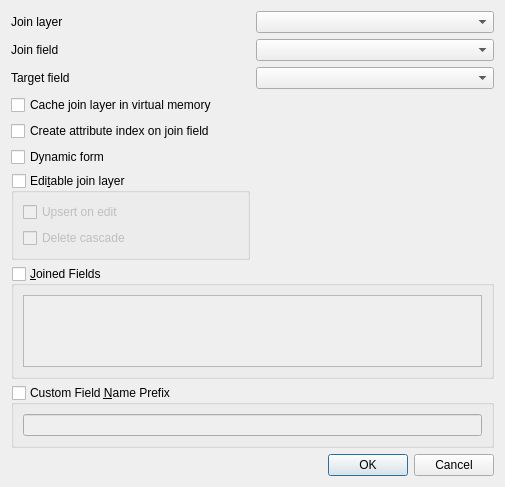
This is src/ui/qgsjoindialogbase.ui in qgis/QGIS as Qt 5 draws it before an edit. The edited form follows.
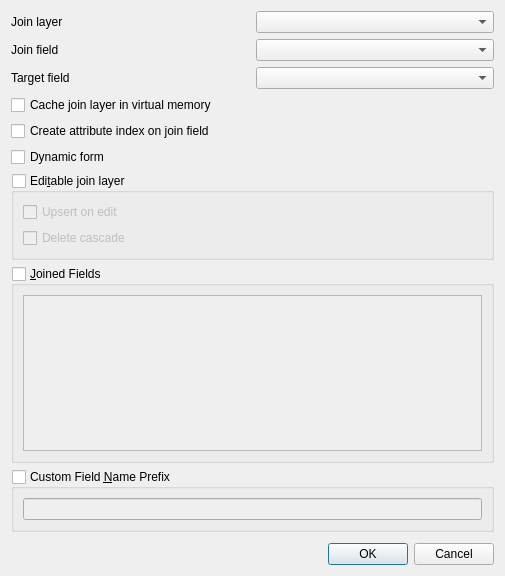
This is the edited form. Custom widgets are drawn as their Qt base class.

Commit message: Improve join dialog layout

Patch:
```diff
--- a/src/ui/qgsjoindialogbase.ui
+++ b/src/ui/qgsjoindialogbase.ui
@@ -7,7 +7,7 @@
     <x>0</x>
     <y>0</y>
     <width>505</width>
-    <height>487</height>
+    <height>576</height>
    </rect>
   </property>
   <property name="windowTitle">
@@ -126,14 +126,14 @@
      </property>
     </widget>
    </item>
-   <item row="6" column="0">
+   <item row="6" column="0" colspan="2">
     <widget class="QCheckBox" name="mDynamicFormCheckBox">
      <property name="text">
       <string>Dynamic form</string>
      </property>
     </widget>
    </item>
-   <item row="7" column="0">
+   <item row="7" column="0" colspan="2">
     <widget class="QgsCollapsibleGroupBox" name="mEditableJoinLayer">
      <property name="title">
       <string>Edi&amp;table join layer</string>
```
